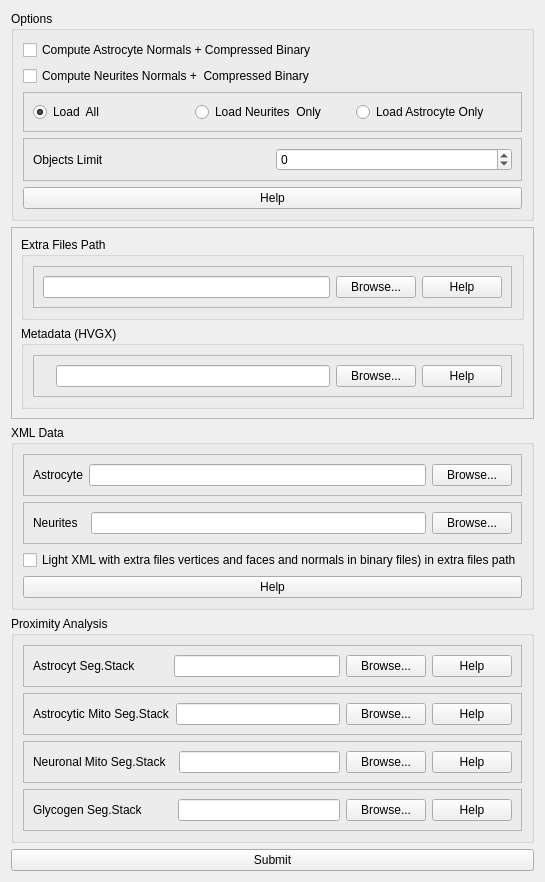
The window that inputform.ui (haneensa/Abstractocyte) describes before a commit, drawn with Qt 5.
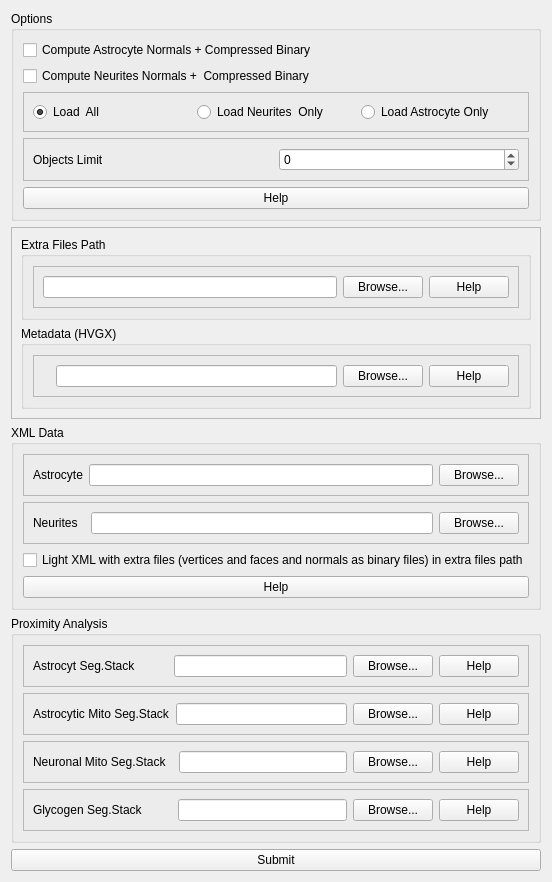
The same window after the commit.

The edit to the form file:
```diff
--- a/inputform.ui
+++ b/inputform.ui
@@ -289,7 +289,7 @@
       <item>
        <widget class="QCheckBox" name="checkBox_lightXML">
         <property name="text">
-         <string>Light XML with extra files vertices and faces and normals in binary files) in extra files path</string>
+         <string>Light XML with extra files (vertices and faces and normals as binary files) in extra files path</string>
         </property>
         <property name="checked">
          <bool>false</bool>
```
